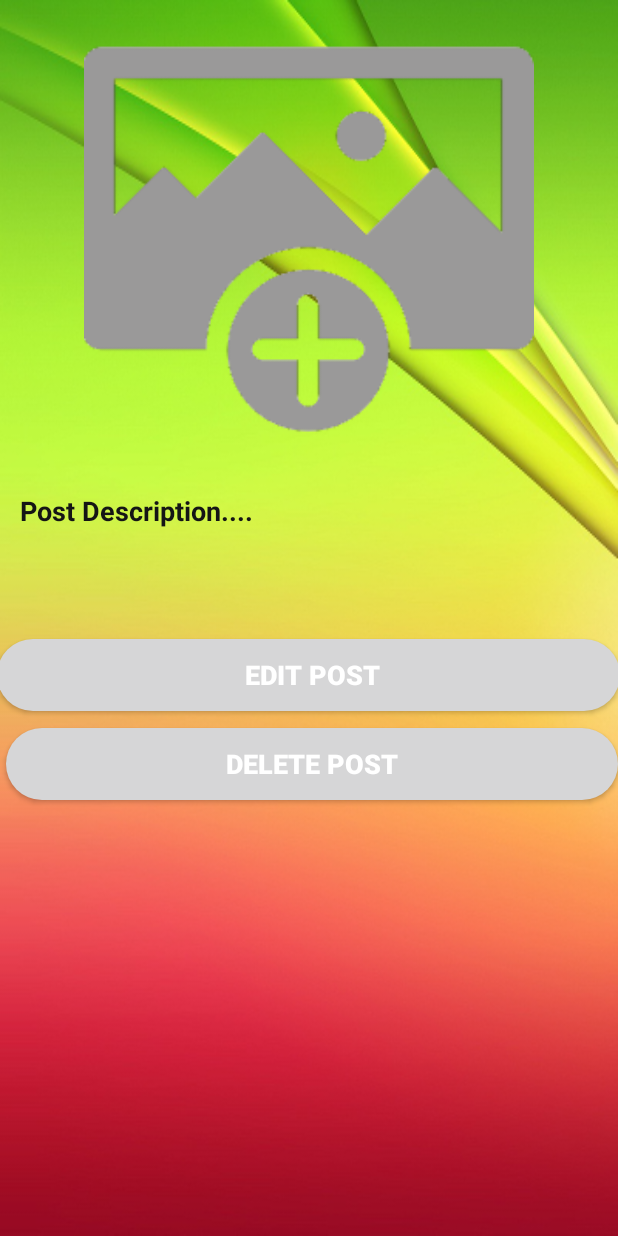
After one commit to nibchee/SchmOSnap, an Android app: the layout activity_click_post.xml on its own in the app's theme, with its tools: preview values and no code run, on a phone screen of 412 x 824 dp. The commit adds this screen. Run offline under Robolectric (Android 15) with nearby library versions, the light colour scheme and no system bars.

Commit message:
OnClick Post Activity is created.

```diff
--- /dev/null
+++ b/app/src/main/res/layout/activity_click_post.xml
@@ -0,0 +1,76 @@
+<?xml version="1.0" encoding="utf-8"?>
+<RelativeLayout xmlns:android="http://schemas.android.com/apk/res/android"
+    xmlns:app="http://schemas.android.com/apk/res-auto"
+    xmlns:tools="http://schemas.android.com/tools"
+    android:layout_width="match_parent"
+    android:layout_height="match_parent"
+    android:background="@drawable/register"
+    tools:context=".ClickPostActivity">
+
+    <ImageView
+        android:id="@+id/click_post_image"
+        android:layout_width="match_parent"
+        android:layout_height="300dp"
+        android:layout_alignParentStart="true"
+        android:layout_alignParentTop="true"
+        android:layout_centerHorizontal="true"
+        android:layout_marginStart="10dp"
+        android:layout_marginTop="10dp"
+        android:layout_marginEnd="10dp"
+        android:layout_marginBottom="10dp"
+        android:scaleType="fitCenter"
+        app:srcCompat="@drawable/select_image" />
+
+    <TextView
+        android:id="@+id/click_post_description"
+        android:layout_width="match_parent"
+        android:layout_height="wrap_content"
+        android:layout_below="@+id/click_post_image"
+        android:layout_alignParentStart="true"
+        android:layout_marginLeft="5dp"
+        android:layout_marginTop="0dp"
+        android:layout_marginRight="5dp"
+        android:padding="8dp"
+        android:text="Post Description...."
+        android:textColor="#151515"
+        android:textColorHighlight="#FFFFFF"
+        android:textSize="18sp"
+        android:textStyle="bold" />
+
+    <Button
+        android:id="@+id/edit_post_button"
+        android:layout_width="match_parent"
+        android:layout_height="wrap_content"
+        android:layout_below="@+id/click_post_description"
+        android:layout_alignParentStart="true"
+        android:layout_alignParentEnd="true"
+        android:layout_centerHorizontal="true"
+        android:layout_marginStart="-2dp"
+        android:layout_marginLeft="10dp"
+        android:layout_marginTop="65dp"
+        android:layout_marginEnd="-1dp"
+        android:layout_marginRight="10dp"
+        android:layout_marginBottom="2dp"
+        android:background="@drawable/button"
+        android:text=" Edit Post"
+        android:textColor="#FFFFFF"
+        android:textSize="18sp"
+        android:textStyle="bold" />
+
+    <Button
+        android:id="@+id/delete_post_button"
+        android:layout_width="match_parent"
+        android:layout_height="wrap_content"
+        android:layout_below="@+id/edit_post_button"
+        android:layout_alignParentStart="true"
+        android:layout_marginStart="4dp"
+        android:layout_marginLeft="10dp"
+        android:layout_marginTop="9dp"
+        android:layout_marginRight="10dp"
+        android:layout_marginBottom="2dp"
+        android:background="@drawable/button"
+        android:text="Delete Post"
+        android:textColor="#FFFFFF"
+        android:textSize="18sp"
+        android:textStyle="bold" />
+</RelativeLayout>
```
Also changed, not shown: app/src/main/AndroidManifest.xml (+6 -4 lines), app/src/main/java/com/example/nirbhay/schmosnap/ClickPostActivity.java (added, +62 -0 lines), app/src/main/java/com/example/nirbhay/schmosnap/MainActivity.java (+17 -1 lines).
